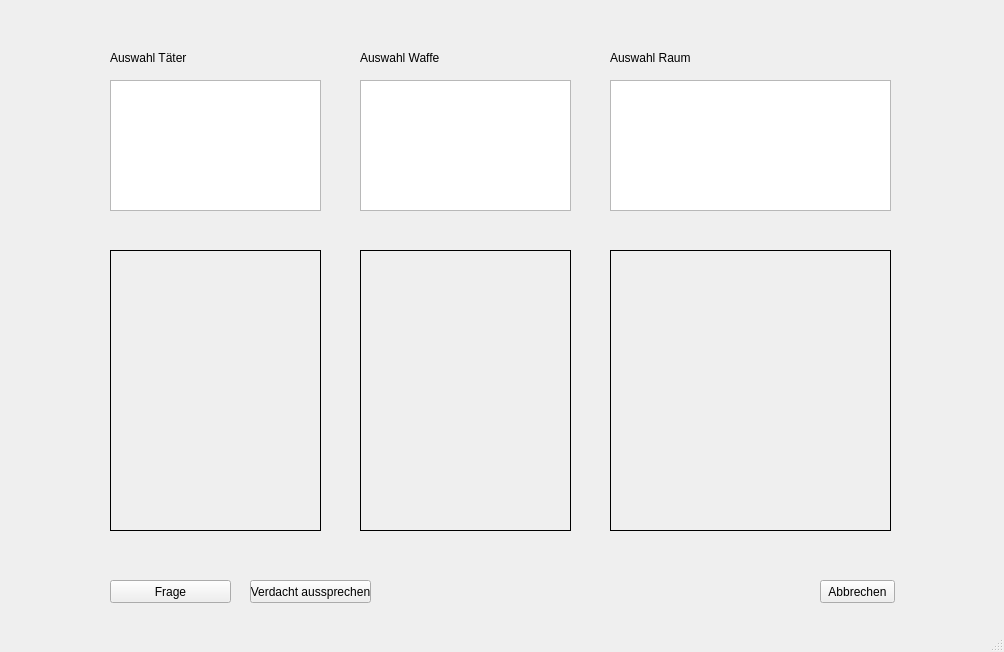
haegar80/Cluedo, file Cluedo/UI/SelectObjectsUI.ui: the form before one commit.
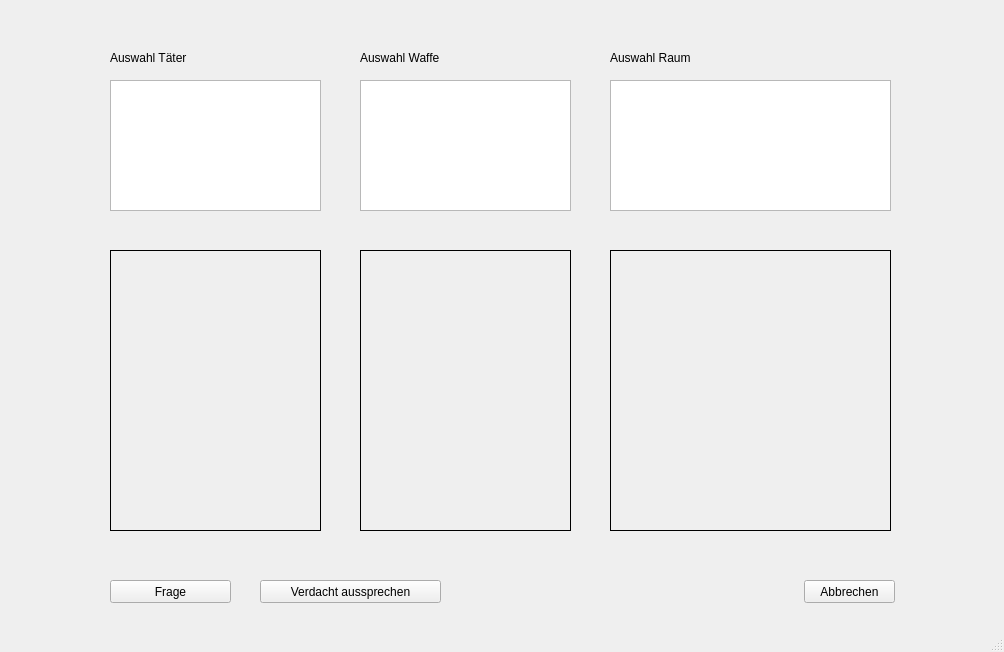
The form after the commit.

The edit to the form file:
```diff
--- a/Cluedo/UI/SelectObjectsUI.ui
+++ b/Cluedo/UI/SelectObjectsUI.ui
@@ -60,7 +60,7 @@
       <rect>
        <x>50</x>
        <y>0</y>
-       <width>81</width>
+       <width>121</width>
        <height>16</height>
       </rect>
      </property>
@@ -86,7 +86,7 @@
       <rect>
        <x>300</x>
        <y>0</y>
-       <width>91</width>
+       <width>121</width>
        <height>16</height>
       </rect>
      </property>
@@ -112,7 +112,7 @@
       <rect>
        <x>550</x>
        <y>0</y>
-       <width>81</width>
+       <width>121</width>
        <height>16</height>
       </rect>
      </property>
@@ -162,9 +162,9 @@
    <widget class="QPushButton" name="buttonAbort">
     <property name="geometry">
      <rect>
-      <x>820</x>
+      <x>804</x>
       <y>580</y>
-      <width>75</width>
+      <width>91</width>
       <height>23</height>
      </rect>
     </property>
@@ -188,9 +188,9 @@
    <widget class="QPushButton" name="buttonTellSuspicion">
     <property name="geometry">
      <rect>
-      <x>250</x>
+      <x>260</x>
       <y>580</y>
-      <width>121</width>
+      <width>181</width>
       <height>23</height>
      </rect>
     </property>
```
